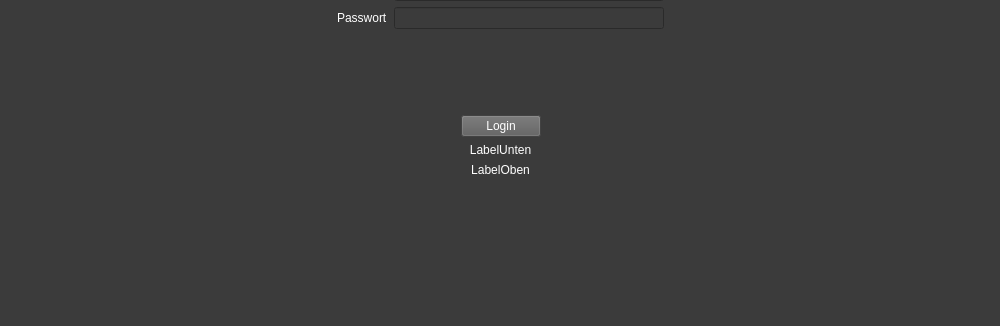
SimonRuttmann/ClassReunionSoftware, file KTDVS/KTDVS/View_Einloggen.ui: the form before one commit; both pictures show x 0 to 1000 and y 274 to 600 of the 1000 by 600 pixel window.
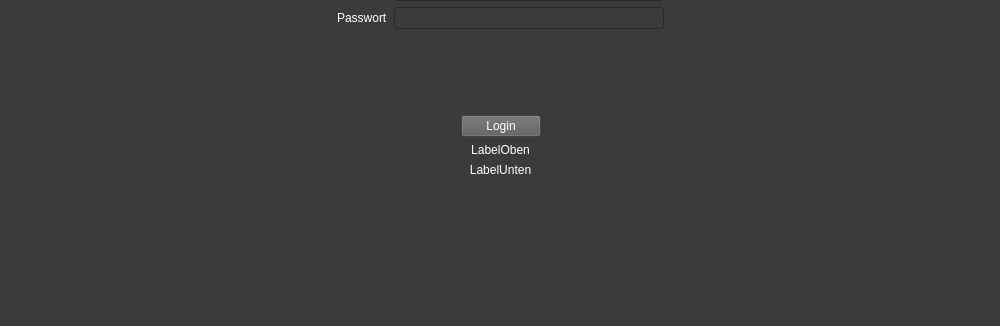
The form after the commit.

What changed in the file:
```diff
--- a/KTDVS/KTDVS/View_Einloggen.ui
+++ b/KTDVS/KTDVS/View_Einloggen.ui
@@ -337,14 +337,14 @@
      </layout>
     </item>
     <item>
-     <widget class="QLabel" name="LabelUnten">
+     <widget class="QLabel" name="LabelOben">
       <property name="styleSheet">
        <string notr="true">QLabel{
 	color: rgb(255, 255, 255);
 }</string>
       </property>
       <property name="text">
-       <string>LabelUnten</string>
+       <string>LabelOben</string>
       </property>
       <property name="alignment">
        <set>Qt::AlignCenter</set>
@@ -352,14 +352,14 @@
      </widget>
     </item>
     <item>
-     <widget class="QLabel" name="LabelOben">
+     <widget class="QLabel" name="LabelUnten">
       <property name="styleSheet">
        <string notr="true">QLabel{
 	color: rgb(255, 255, 255);
 }</string>
       </property>
       <property name="text">
-       <string>LabelOben</string>
+       <string>LabelUnten</string>
       </property>
       <property name="alignment">
        <set>Qt::AlignCenter</set>
```
